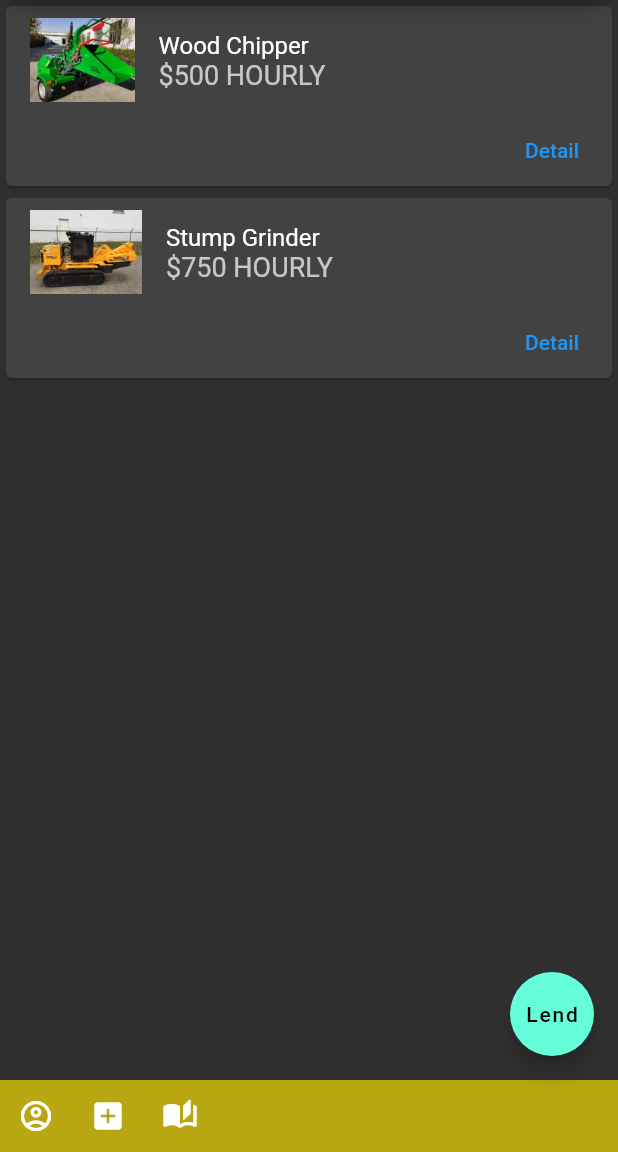
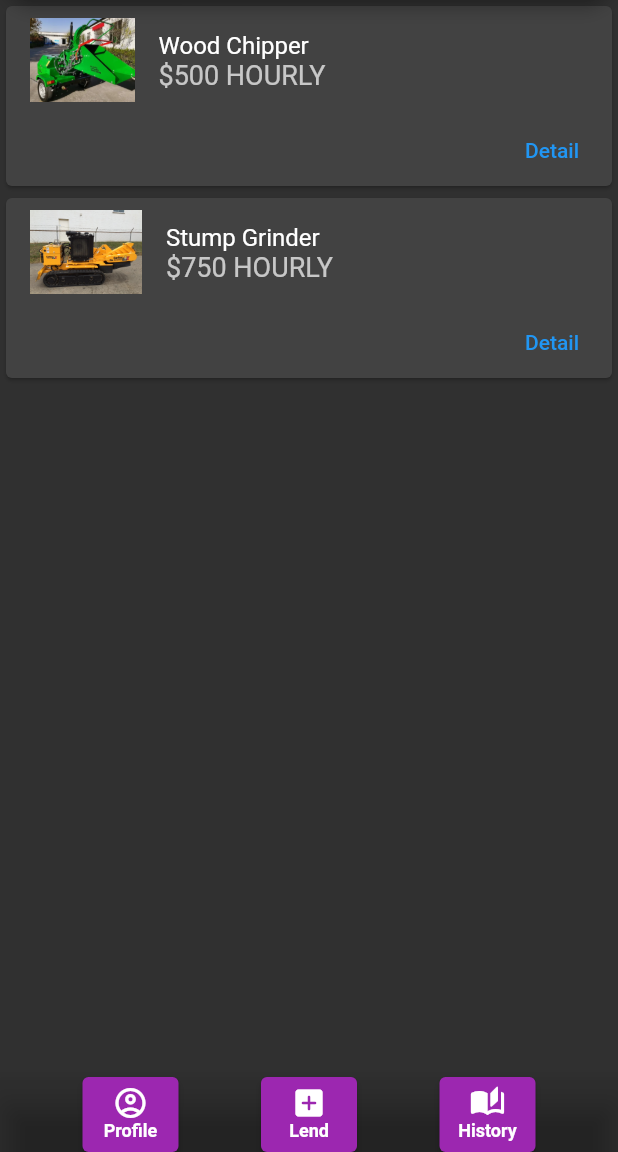
Before and after one commit to Jschofi95/Utool, a Flutter app: the HomePage screen opened directly, on a phone screen of 412 x 824 dp, the part 84-1236 px from its top. Run offline on Flutter 3.47's test engine with Material 2 defaults, Android fonts, the phone set to English and light mode, and no system bars; Roboto replaces fonts that are missing (Helvelica).

Commit message:
changed nav bar

```diff
--- a/lib/appbar/bottom_appbar.dart
+++ b/lib/appbar/bottom_appbar.dart
@@ -4,29 +4,68 @@ class MyBottomAppBar {
   /*
     Method name: bottomppBarLayout
     Parameters: None
-    Description: The layout of the app bar specifically for the home page.
-                 This app bar does not have a back button. Instead, it contains
-                 a menu IconButton on the left side of the app bar as well
-                 as a search button on the left hand side.
-                 The title is centered within the app bar.
+    Description: Simple bottom nav bar for homepage. Basically everything is
+    subject to change, this is just a first attempt
     Contributors:
-      Aaron Schofield
-        - Created homeAppBarLayout
+      Dylan Brown
+        - Created bottomAppBarLayout
   */
 
   BottomAppBar bottomAppBarLayout() {
     return BottomAppBar(
-      color: const Color.fromARGB(255, 184, 167, 16),
+      height: 50.0,
+      color: const Color.fromARGB(0, 255, 255, 255),
       child: IconTheme(
-        data: const IconThemeData(color: Color.fromARGB(255, 184, 167, 16)),
+        data: const IconThemeData(color: Color.fromARGB(255, 10, 29, 136)),
         child: Row(
+          mainAxisAlignment: MainAxisAlignment.spaceEvenly,
           children: <Widget>[
-            IconButton(
-              color: Colors.white,
-              tooltip: 'Account',
-              icon: const Icon(Icons.account_circle_outlined),
-              onPressed: () {},
-            ),
+            ElevatedButton(
+                onPressed: () {},
+                style: ElevatedButton.styleFrom(
+                    backgroundColor: Colors.purple,
+                    padding:
+                        const EdgeInsets.symmetric(horizontal: 5, vertical: 5),
+                    textStyle: const TextStyle(
+                        fontSize: 12, fontWeight: FontWeight.bold)),
+                child: Column(children: const [
+                  Icon(
+                    Icons.account_circle_outlined,
+                    color: Colors.white,
+                  ),
+                  Text("Profile"),
+                ])),
+            ElevatedButton(
+                onPressed: () {},
+                style: ElevatedButton.styleFrom(
+                    backgroundColor: Colors.purple,
+                    padding:
+                        const EdgeInsets.symmetric(horizontal: 5, vertical: 5),
+                    textStyle: const TextStyle(
+                        fontSize: 12, fontWeight: FontWeight.bold)),
+                child: Column(children: const [
+                  Icon(
+                    Icons.add_box_rounded,
+                    color: Colors.white,
+                  ),
+                  Text("Lend"),
+                ])),
+            ElevatedButton(
+                onPressed: () {},
+                style: ElevatedButton.styleFrom(
+                    backgroundColor: Colors.purple,
+                    padding:
+                        const EdgeInsets.symmetric(horizontal: 5, vertical: 5),
+                    textStyle: const TextStyle(
+                        fontSize: 12, fontWeight: FontWeight.bold)),
+                child: Column(children: const [
+                  Icon(
+                    Icons.auto_stories_rounded,
+                    color: Colors.white,
+                  ),
+                  Text("History"),
+                ])),
+            /*
             IconButton(
               color: Colors.white,
               tooltip: 'Lend',
@@ -35,10 +74,11 @@ class MyBottomAppBar {
             ),
             IconButton(
               color: Colors.white,
-              tooltip: 'Past Orders',
+              tooltip: 'Rent History',
               icon: const Icon(Icons.auto_stories_rounded),
               onPressed: () {},
             ),
+            */
           ],
         ),
       ),
--- a/lib/homepage/homepage.dart
+++ b/lib/homepage/homepage.dart
@@ -58,12 +58,14 @@ class _HomePageState extends State<HomePage> {
           : const Center(
               child: Text('No items to display'),
             ),
+      /*
       floatingActionButton: FloatingActionButton(
         onPressed: () {},
         tooltip: 'Create',
         //child: const Icon(Icons.add),
         child: const Text('Lend'),
       ),
+      */
       bottomNavigationBar: MyBottomAppBar().bottomAppBarLayout(),
     );
   }
```
